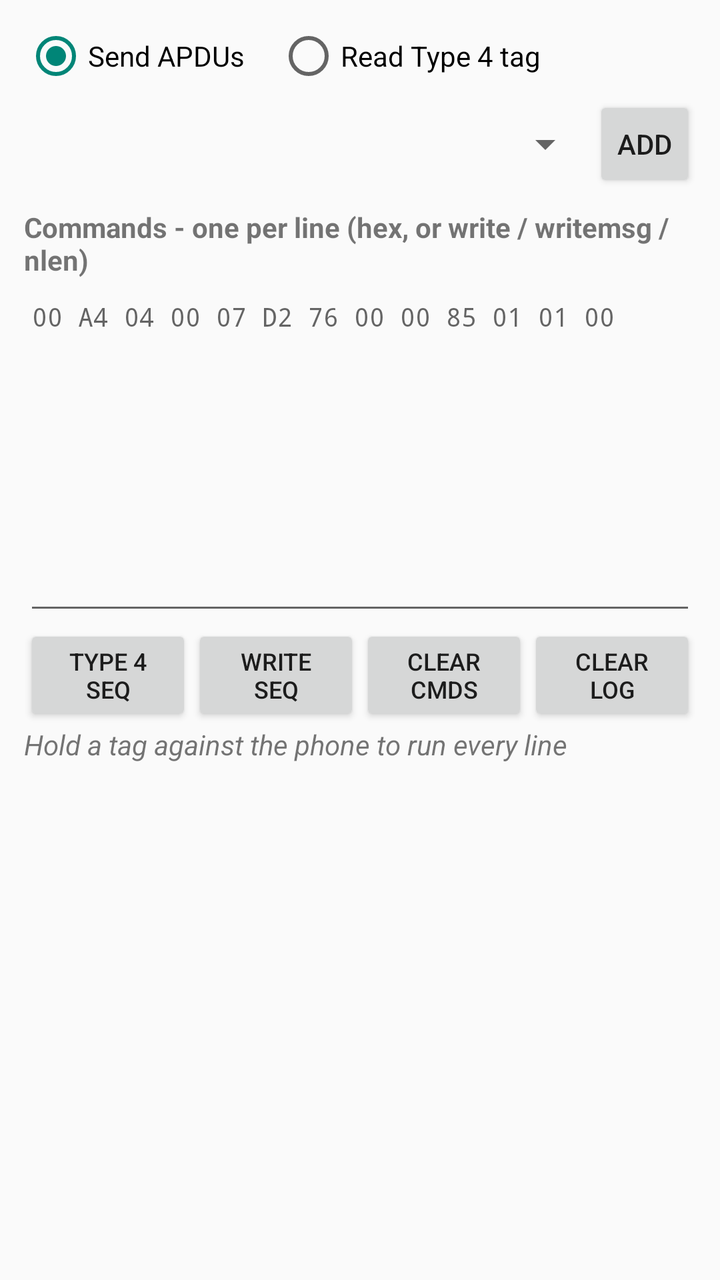
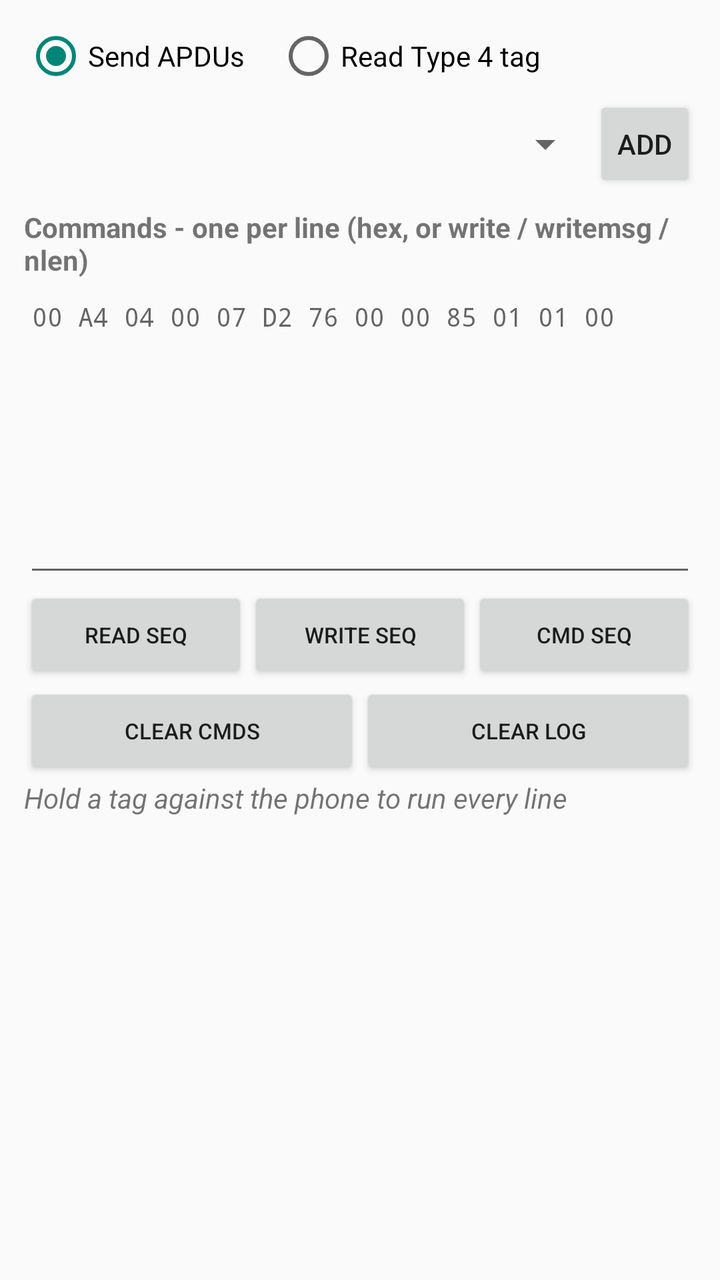

Before-and-after screenshots of an Android layout around one commit, followed by the original layout XML and the change that was made.
<!-- AndroidManifest.xml: application theme Theme.AppCompat.DayNight.DarkActionBar -->
<!-- res/layout/activity_main.xml -->
<?xml version="1.0" encoding="utf-8"?>
<LinearLayout xmlns:android="http://schemas.android.com/apk/res/android"
    android:layout_width="match_parent"
    android:layout_height="match_parent"
    android:orientation="vertical"
    android:padding="12dp">

    <RadioGroup
        android:id="@+id/mode_group"
        android:layout_width="match_parent"
        android:layout_height="wrap_content"
        android:orientation="horizontal">

        <RadioButton
            android:id="@+id/mode_send_apdu"
            android:layout_width="wrap_content"
            android:layout_height="wrap_content"
            android:checked="true"
            android:text="@string/mode_send_apdu" />

        <RadioButton
            android:id="@+id/mode_read_tag"
            android:layout_width="wrap_content"
            android:layout_height="wrap_content"
            android:layout_marginStart="16dp"
            android:text="@string/mode_read_tag" />

    </RadioGroup>

    <LinearLayout
        android:layout_width="match_parent"
        android:layout_height="wrap_content"
        android:layout_marginTop="4dp"
        android:orientation="horizontal">

        <Spinner
            android:id="@+id/preset_spinner"
            android:layout_width="0dp"
            android:layout_height="wrap_content"
            android:layout_gravity="center_vertical"
            android:layout_weight="1" />

        <Button
            android:id="@+id/add_button"
            android:layout_width="wrap_content"
            android:layout_height="wrap_content"
            android:minWidth="0dp"
            android:text="@string/add" />

    </LinearLayout>

    <TextView
        android:layout_width="match_parent"
        android:layout_height="wrap_content"
        android:layout_marginTop="8dp"
        android:text="@string/apdu_label"
        android:textStyle="bold" />

    <EditText
        android:id="@+id/apdu_input"
        android:layout_width="match_parent"
        android:layout_height="0dp"
        android:layout_weight="1"
        android:fontFamily="monospace"
        android:gravity="top|start"
        android:hint="@string/apdu_hint"
        android:inputType="textMultiLine|textNoSuggestions"
        android:scrollbars="vertical"
        android:textSize="13sp" />

    <LinearLayout
        android:layout_width="match_parent"
        android:layout_height="wrap_content"
        android:orientation="horizontal">

        <Button
            android:id="@+id/sequence_button"
            android:layout_width="0dp"
            android:layout_height="wrap_content"
            android:layout_weight="1"
            android:text="@string/load_sequence"
            android:textSize="12sp" />

        <Button
            android:id="@+id/write_sequence_button"
            android:layout_width="0dp"
            android:layout_height="wrap_content"
            android:layout_weight="1"
            android:text="@string/load_write_sequence"
            android:textSize="12sp" />

        <Button
            android:id="@+id/clear_input_button"
            android:layout_width="0dp"
            android:layout_height="wrap_content"
            android:layout_weight="1"
            android:text="@string/clear_input"
            android:textSize="12sp" />

        <Button
            android:id="@+id/clear_log_button"
            android:layout_width="0dp"
            android:layout_height="wrap_content"
            android:layout_weight="1"
            android:text="@string/clear_log"
            android:textSize="12sp" />

    </LinearLayout>

    <TextView
        android:layout_width="match_parent"
        android:layout_height="wrap_content"
        android:text="@string/tap_hint"
        android:textStyle="italic" />

    <ScrollView
        android:id="@+id/log_scroll"
        android:layout_width="match_parent"
        android:layout_height="0dp"
        android:layout_marginTop="4dp"
        android:layout_weight="1.4"
        android:fillViewport="true">

        <TextView
            android:id="@+id/log_view"
            android:layout_width="match_parent"
            android:layout_height="wrap_content"
            android:fontFamily="monospace"
            android:textIsSelectable="true"
            android:textSize="12sp" />

    </ScrollView>

</LinearLayout>
<!-- resources referenced by this layout -->
<resources>
  <string name="add">Add</string>
  <string name="apdu_hint">00 A4 04 00 07 D2 76 00 00 85 01 01 00</string>
  <string name="apdu_label">Commands - one per line (hex, or write / writemsg / nlen)</string>
  <string name="clear_input">Clear cmds</string>
  <string name="clear_log">Clear log</string>
  <string name="load_sequence">Type 4 seq</string>
  <string name="load_write_sequence">Write seq</string>
  <string name="mode_read_tag">Read Type 4 tag</string>
  <string name="mode_send_apdu">Send APDUs</string>
  <string name="tap_hint">Hold a tag against the phone to run every line</string>
</resources>

<!-- the commit's change to res/layout/activity_main.xml (unified diff, before → after) -->
@@ -78,8 +78,8 @@
             android:layout_width="0dp"
             android:layout_height="wrap_content"
             android:layout_weight="1"
-            android:text="@string/load_sequence"
-            android:textSize="12sp" />
+            android:text="@string/load_read_sequence"
+            android:textSize="11sp" />
 
         <Button
             android:id="@+id/write_sequence_button"
@@ -87,7 +87,22 @@
             android:layout_height="wrap_content"
             android:layout_weight="1"
             android:text="@string/load_write_sequence"
-            android:textSize="12sp" />
+            android:textSize="11sp" />
+
+        <Button
+            android:id="@+id/command_sequence_button"
+            android:layout_width="0dp"
+            android:layout_height="wrap_content"
+            android:layout_weight="1"
+            android:text="@string/load_command_sequence"
+            android:textSize="11sp" />
+
+    </LinearLayout>
+
+    <LinearLayout
+        android:layout_width="match_parent"
+        android:layout_height="wrap_content"
+        android:orientation="horizontal">
 
         <Button
             android:id="@+id/clear_input_button"
@@ -95,7 +110,7 @@
             android:layout_height="wrap_content"
             android:layout_weight="1"
             android:text="@string/clear_input"
-            android:textSize="12sp" />
+            android:textSize="11sp" />
 
         <Button
             android:id="@+id/clear_log_button"
@@ -103,7 +118,7 @@
             android:layout_height="wrap_content"
             android:layout_weight="1"
             android:text="@string/clear_log"
-            android:textSize="12sp" />
+            android:textSize="11sp" />
 
     </LinearLayout>
 
<!-- resource entries referenced after the edit -->
@@ -5,7 +5,8 @@
   <string name="apdu_label">Commands - one per line (hex, or write / writemsg / nlen)</string>
   <string name="clear_input">Clear cmds</string>
   <string name="clear_log">Clear log</string>
-  <string name="load_sequence">Type 4 seq</string>
+  <string name="load_command_sequence">Cmd seq</string>
+  <string name="load_read_sequence">Read seq</string>
   <string name="load_write_sequence">Write seq</string>
   <string name="mode_read_tag">Read Type 4 tag</string>
   <string name="mode_send_apdu">Send APDUs</string>
